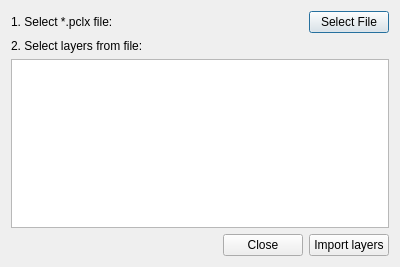
pencil2d/pencil, file app/ui/importlayersdialog.ui: the form before one commit.
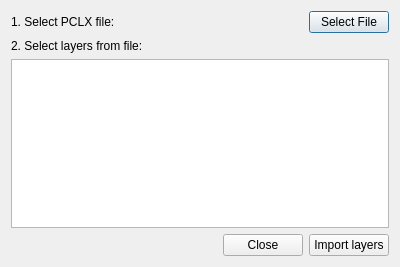
The form after the commit.

Commit message: Typos: PCLX in stead of *.pclx

Patch:
```diff
--- a/app/ui/importlayersdialog.ui
+++ b/app/ui/importlayersdialog.ui
@@ -19,7 +19,7 @@
      <item>
       <widget class="QLabel" name="labSelectFile">
        <property name="text">
-        <string>1. Select *.pclx file:</string>
+        <string>1. Select PCLX file:</string>
        </property>
       </widget>
      </item>
```
The commit also changes 1 other file.
